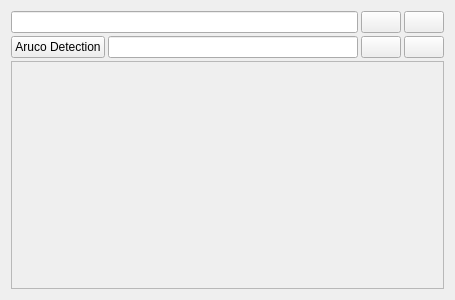
First picture: the form in rover_gui/ui/ui/VideoPlayer.ui, repository robotique-udes/rover, before the edit.
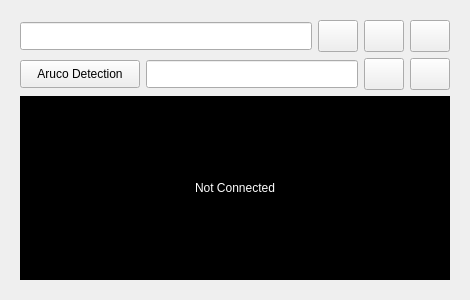
Second picture: the form after the edit. The open tabs and pages were chosen to show the change. Icons and pictures are not drawn.

Commit message: merged player and log page into current ui for CRQRC

Diff of the .ui file:
```diff
--- a/rover_gui/ui/ui/VideoPlayer.ui
+++ b/rover_gui/ui/ui/VideoPlayer.ui
@@ -6,7 +6,7 @@
    <rect>
     <x>0</x>
     <y>0</y>
-    <width>455</width>
+    <width>470</width>
     <height>300</height>
    </rect>
   </property>
@@ -15,14 +15,16 @@
   </property>
   <layout class="QGridLayout" name="gridLayout">
    <item row="0" column="0">
+    <widget class="QStackedWidget" name="stackedWidget">
+     <property name="currentIndex">
+      <number>0</number>
+     </property>
+     <widget class="QWidget" name="page">
     <layout class="QVBoxLayout" name="verticalLayout">
-     <property name="spacing">
-      <number>3</number>
-     </property>
      <item>
-      <layout class="QHBoxLayout" name="horizontalLayout_2">
+        <layout class="QHBoxLayout" name="horizontalLayout_1">
        <property name="spacing">
-        <number>3</number>
+          <number>6</number>
        </property>
        <property name="sizeConstraint">
         <enum>QLayout::SetDefaultConstraint</enum>
@@ -30,24 +32,65 @@
        <item>
         <widget class="QLineEdit" name="rtspTextBox">
          <property name="sizePolicy">
-          <sizepolicy hsizetype="Expanding" vsizetype="Minimum">
-           <horstretch>0</horstretch>
+            <sizepolicy hsizetype="Expanding" vsizetype="Fixed">
+             <horstretch>1</horstretch>
            <verstretch>0</verstretch>
           </sizepolicy>
          </property>
+           <property name="minimumSize">
+            <size>
+             <width>0</width>
+             <height>28</height>
+            </size>
+           </property>
          <property name="readOnly">
           <bool>false</bool>
          </property>
         </widget>
        </item>
+         <item>
+          <widget class="QPushButton" name="toggleViewButton">
+           <property name="sizePolicy">
+            <sizepolicy hsizetype="Fixed" vsizetype="Fixed">
+             <horstretch>0</horstretch>
+             <verstretch>0</verstretch>
+            </sizepolicy>
+           </property>
+           <property name="minimumSize">
+            <size>
+             <width>32</width>
+             <height>32</height>
+            </size>
+           </property>
+           <property name="toolTip">
+            <string>Show Logs</string>
+           </property>
+           <property name="icon">
+            <iconset resource="../../src/Global/Constant/resources.qrc">
+             <normaloff>:/icons/log_view.png</normaloff>:/icons/log_view.png</iconset>
+           </property>
+           <property name="iconSize">
+            <size>
+             <width>24</width>
+             <height>24</height>
+            </size>
+           </property>
+          </widget>
+         </item>
        <item>
         <widget class="QPushButton" name="defaultStreamPushButton">
          <property name="sizePolicy">
-          <sizepolicy hsizetype="Minimum" vsizetype="Minimum">
+            <sizepolicy hsizetype="Fixed" vsizetype="Fixed">
            <horstretch>0</horstretch>
            <verstretch>0</verstretch>
           </sizepolicy>
          </property>
+           <property name="minimumSize">
+            <size>
+             <width>32</width>
+             <height>32</height>
+            </size>
+           </property>
          <property name="text">
           <string/>
          </property>
@@ -56,8 +99,8 @@
          </property>
          <property name="iconSize">
           <size>
-           <width>16</width>
-           <height>16</height>
+             <width>20</width>
+             <height>20</height>
           </size>
          </property>
          <property name="checkable">
@@ -68,11 +111,17 @@
        <item>
         <widget class="QPushButton" name="playPauseButton">
          <property name="sizePolicy">
-          <sizepolicy hsizetype="Minimum" vsizetype="Minimum">
+            <sizepolicy hsizetype="Fixed" vsizetype="Fixed">
            <horstretch>0</horstretch>
            <verstretch>0</verstretch>
           </sizepolicy>
          </property>
+           <property name="minimumSize">
+            <size>
+             <width>32</width>
+             <height>32</height>
+            </size>
+           </property>
          <property name="autoFillBackground">
           <bool>false</bool>
          </property>
@@ -85,8 +134,8 @@
          </property>
          <property name="iconSize">
           <size>
-           <width>16</width>
-           <height>16</height>
+             <width>20</width>
+             <height>20</height>
           </size>
          </property>
          <property name="checkable">
@@ -97,18 +146,27 @@
       </layout>
      </item>
      <item>
-      <layout class="QHBoxLayout" name="horizontalLayout">
+        <layout class="QHBoxLayout" name="horizontalLayout_2">
        <property name="spacing">
-        <number>3</number>
+          <number>6</number>
+         </property>
+         <property name="sizeConstraint">
+          <enum>QLayout::SetDefaultConstraint</enum>
        </property>
        <item>
         <widget class="QPushButton" name="arucoPushButton">
          <property name="sizePolicy">
-          <sizepolicy hsizetype="Minimum" vsizetype="Minimum">
+            <sizepolicy hsizetype="Preferred" vsizetype="Fixed">
            <horstretch>0</horstretch>
            <verstretch>0</verstretch>
           </sizepolicy>
          </property>
+           <property name="minimumSize">
+            <size>
+             <width>120</width>
+             <height>28</height>
+            </size>
+           </property>
          <property name="text">
           <string>Aruco Detection</string>
          </property>
@@ -120,11 +178,17 @@
        <item>
         <widget class="QLineEdit" name="arucoIdsTextBox">
          <property name="sizePolicy">
-          <sizepolicy hsizetype="Expanding" vsizetype="Minimum">
-           <horstretch>0</horstretch>
+            <sizepolicy hsizetype="Expanding" vsizetype="Fixed">
+             <horstretch>1</horstretch>
            <verstretch>0</verstretch>
           </sizepolicy>
          </property>
+           <property name="minimumSize">
+            <size>
+             <width>0</width>
+             <height>28</height>
+            </size>
+           </property>
          <property name="readOnly">
           <bool>true</bool>
          </property>
@@ -133,11 +197,17 @@
        <item>
         <widget class="QPushButton" name="ScreenshotButton">
          <property name="sizePolicy">
-          <sizepolicy hsizetype="Minimum" vsizetype="Minimum">
+            <sizepolicy hsizetype="Fixed" vsizetype="Fixed">
            <horstretch>0</horstretch>
            <verstretch>0</verstretch>
           </sizepolicy>
          </property>
+           <property name="minimumSize">
+            <size>
+             <width>32</width>
+             <height>32</height>
+            </size>
+           </property>
          <property name="text">
           <string/>
          </property>
@@ -146,8 +216,8 @@
          </property>
          <property name="iconSize">
           <size>
-           <width>16</width>
-           <height>16</height>
+             <width>20</width>
+             <height>20</height>
           </size>
          </property>
          <property name="checkable">
@@ -158,11 +228,17 @@
        <item>
         <widget class="QPushButton" name="startRecordingButton">
          <property name="sizePolicy">
-          <sizepolicy hsizetype="Minimum" vsizetype="Minimum">
+            <sizepolicy hsizetype="Fixed" vsizetype="Fixed">
            <horstretch>0</horstretch>
            <verstretch>0</verstretch>
           </sizepolicy>
          </property>
+           <property name="minimumSize">
+            <size>
+             <width>32</width>
+             <height>32</height>
+            </size>
+           </property>
          <property name="text">
           <string/>
          </property>
@@ -171,8 +247,8 @@
          </property>
          <property name="iconSize">
           <size>
-           <width>16</width>
-           <height>16</height>
+             <width>20</width>
+             <height>20</height>
           </size>
          </property>
          <property name="checkable">
@@ -183,25 +259,127 @@
       </layout>
      </item>
      <item>
-      <widget class="QFrame" name="frame">
+        <widget class="QStackedWidget" name="videoStack">
+         <property name="currentIndex">
+          <number>0</number>
+         </property>
+         <widget class="QWidget" name="videoWidget">
        <property name="sizePolicy">
-        <sizepolicy hsizetype="MinimumExpanding" vsizetype="MinimumExpanding">
+           <sizepolicy hsizetype="Expanding" vsizetype="Expanding">
          <horstretch>0</horstretch>
+            <verstretch>1</verstretch>
+           </sizepolicy>
+          </property>
+          <property name="styleSheet">
+           <string>background-color: black;</string>
+          </property>
+         </widget>
+         <widget class="QWidget" name="statusPage">
+          <property name="styleSheet">
+           <string>background-color: black;</string>
+          </property>
+          <layout class="QVBoxLayout" name="statusLayout">
+           <item>
+            <widget class="QLabel" name="statusLabel">
+             <property name="styleSheet">
+              <string>color: white;</string>
+             </property>
+             <property name="text">
+              <string>Not Connected</string>
+             </property>
+             <property name="alignment">
+              <set>Qt::AlignCenter</set>
+             </property>
+            </widget>
+           </item>
+          </layout>
+         </widget>
+        </widget>
+       </item>
+      </layout>
+     </widget>
+     <widget class="QWidget" name="page_2">
+      <layout class="QVBoxLayout" name="verticalLayout_2">
+       <item>
+        <layout class="QHBoxLayout" name="horizontalLayout_3">
+         <item>
+          <widget class="QPushButton" name="backToVideoBtn">
+           <property name="sizePolicy">
+            <sizepolicy hsizetype="Fixed" vsizetype="Fixed">
+             <horstretch>0</horstretch>
          <verstretch>0</verstretch>
         </sizepolicy>
        </property>
-       <property name="frameShape">
-        <enum>QFrame::StyledPanel</enum>
-       </property>
-       <property name="frameShadow">
-        <enum>QFrame::Raised</enum>
-       </property>
-      </widget>
-     </item>
-    </layout>
-   </item>
-  </layout>
- </widget>
- <resources/>
+           <property name="minimumSize">
+            <size>
+             <width>100</width>
+             <height>32</height>
+            </size>
+           </property>
+           <property name="text">
+            <string>Back to Video</string>
+           </property>
+           <property name="icon">
+            <iconset theme="go-previous">
+             <normaloff>.</normaloff>.</iconset>
+           </property>
+          </widget>
+         </item>
+         <item>
+          <widget class="QPushButton" name="clearLogsBtn">
+           <property name="sizePolicy">
+            <sizepolicy hsizetype="Fixed" vsizetype="Fixed">
+             <horstretch>0</horstretch>
+             <verstretch>0</verstretch>
+            </sizepolicy>
+           </property>
+           <property name="minimumSize">
+            <size>
+             <width>100</width>
+             <height>32</height>
+            </size>
+           </property>
+           <property name="text">
+            <string>Clear Logs</string>
+           </property>
+          </widget>
+         </item>
+         <item>
+          <spacer name="horizontalSpacer">
+           <property name="orientation">
+            <enum>Qt::Horizontal</enum>
+           </property>
+           <property name="sizeHint" stdset="0">
+            <size>
+             <width>40</width>
+             <height>20</height>
+            </size>
+           </property>
+          </spacer>
+         </item>
+        </layout>
+       </item>
+       <item>
+        <widget class="QTextEdit" name="logDisplay">
+         <property name="styleSheet">
+          <string>background-color: #222222; color: white; font-family: monospace;</string>
+         </property>
+         <property name="lineWrapMode">
+          <enum>QTextEdit::NoWrap</enum>
+         </property>
+         <property name="readOnly">
+          <bool>true</bool>
+         </property>
+        </widget>
+       </item>
+      </layout>
+     </widget>
+    </widget>
+   </item>
+  </layout>
+ </widget>
+ <resources>
+  <include location="../../src/Global/Constant/resources.qrc"/>
+ </resources>
  <connections/>
 </ui>
```
Left out of the diff: 13 changed lines with no effect on the pictures. Lines whose indentation alone changed are shown as unchanged. The commit also changes 21 other files.
